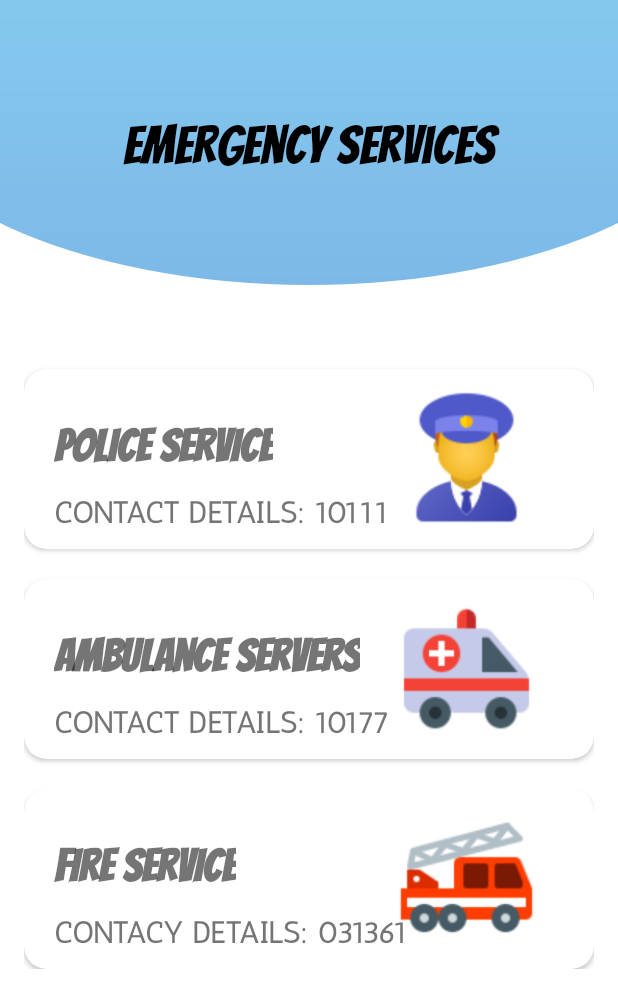
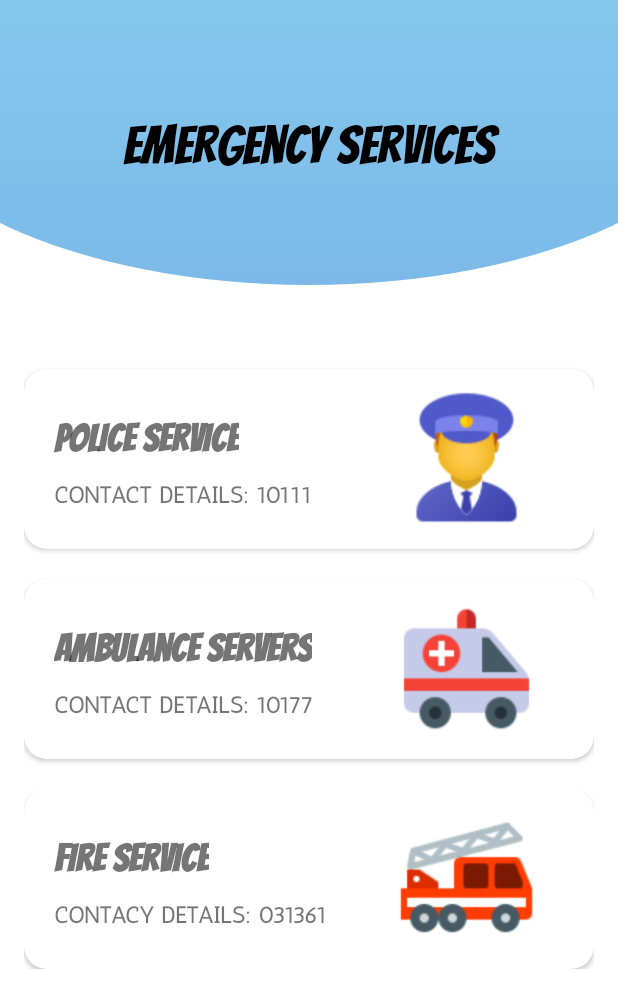
Before and after one commit to Dlaminisiphi/Health-App, an Android app: the EmergencyServices screen opened directly, with no data from a screen before it, on a phone screen of 412 x 824 dp. Shown: the top 1008 px of the screen. Run offline under Robolectric (Android 15) with nearby library versions, the phone set to English and light mode, and no system bars.

Commit message:
final commit

```diff
--- a/app/build.gradle.kts
+++ b/app/build.gradle.kts
@@ -65,4 +65,6 @@ dependencies {
     // JavaMail API dependencies
     implementation("com.sun.mail:android-mail:1.6.7")
     implementation("com.sun.mail:android-activation:1.6.7")
+    implementation ("androidx.appcompat:appcompat:1.4.0")
+
 }
--- a/app/src/main/java/com/example/dut_health_app/SignUp.java
+++ b/app/src/main/java/com/example/dut_health_app/SignUp.java
@@ -82,6 +82,7 @@ public class SignUp extends AppCompatActivity {
                                     Toast.makeText(SignUp.this, "Account Created", Toast.LENGTH_SHORT).show();
                                     Intent intent = new Intent(SignUp.this, SetUpActivity.class);
                                     startActivity(intent);
+                                    finish();
 
 
                                 } else {
--- a/app/src/main/res/layout/activity_emergency_services.xml
+++ b/app/src/main/res/layout/activity_emergency_services.xml
@@ -54,7 +54,7 @@
                 android:layout_marginLeft="10dp"
                 android:layout_marginTop="10dp"
                 android:text="POLICE SERVICE"
-                android:textSize="30sp"
+                android:textSize="25sp"
                 android:textStyle="bold"
                 android:fontFamily="@font/bangers" />
 
@@ -66,7 +66,7 @@
                 android:layout_marginTop="10dp"
                 android:fontFamily="@font/anticr"
                 android:text="CONTACT DETAILS: 10111"
-                android:textSize="20sp"
+                android:textSize="15sp"
                 android:textStyle="bold" />
 
             <ImageView
@@ -98,7 +98,7 @@
                     android:layout_marginLeft="10dp"
                     android:layout_marginTop="10dp"
                     android:text="Ambulance servers"
-                    android:textSize="30sp"
+                    android:textSize="25sp"
                     android:textStyle="bold"
                     android:fontFamily="@font/bangers" />
 
@@ -110,7 +110,7 @@
                     android:layout_marginTop="10dp"
                     android:fontFamily="@font/anticr"
                     android:text="CONTACT DETAILS: 10177"
-                    android:textSize="20sp"
+                    android:textSize="15sp"
                     android:textStyle="bold" />
 
                 <ImageView
@@ -141,7 +141,7 @@
                     android:layout_marginLeft="10dp"
                     android:layout_marginTop="10dp"
                     android:text="FIRE SERVICE"
-                    android:textSize="30sp"
+                    android:textSize="25sp"
                     android:textStyle="bold"
                     android:fontFamily="@font/bangers" />
 
@@ -153,7 +153,7 @@
                     android:layout_marginTop="10dp"
                     android:fontFamily="@font/anticr"
                     android:text="CONTACY DETAILS: 031361"
-                    android:textSize="20sp"
+                    android:textSize="15sp"
                     android:textStyle="bold" />
 
                 <ImageView
```
Also changed, not shown: app/src/main/java/com/example/dut_health_app/Dashboard.java (+2 -8 lines).
